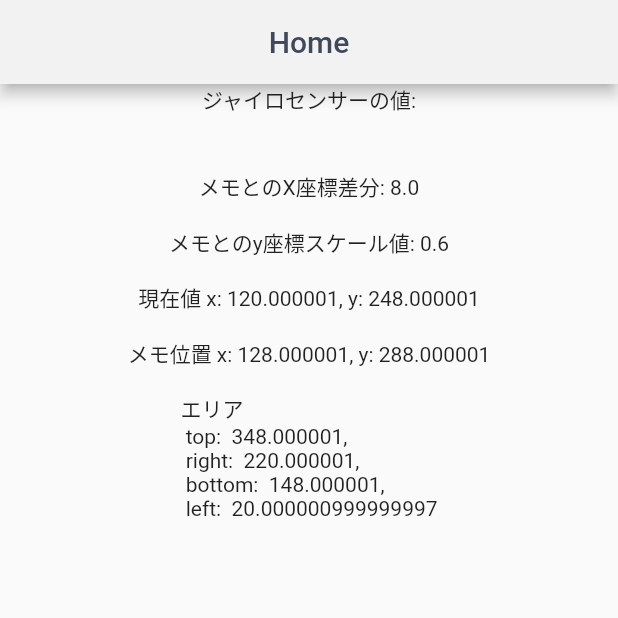
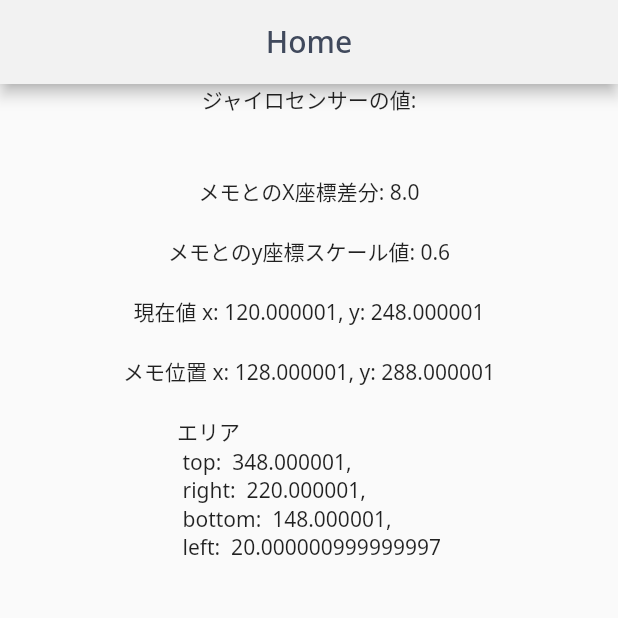
Before and after one commit to miso-memoReal/memorial-frontend, a Flutter app: the screen it shows after launch, on a phone screen of 412 x 824 dp, the top half of it. Run offline on Flutter 3.47's test engine with Material 2 defaults, Android fonts, the phone set to English and light mode, and no system bars; our stand-ins replace camera, flutter_dotenv, permission_handler, sensors_plus; missing offline and left inert: model_viewer_plus.

Commit message:
add main.dartにフォント設定

```diff
--- a/lib/main.dart
+++ b/lib/main.dart
@@ -42,6 +42,7 @@ class MyApp extends StatelessWidget {
       title: AppConstants.appTitle,
       routes: routes,
       theme: ThemeData(
+          fontFamily: 'NotoSans',
           appBarTheme: const AppBarTheme(
               //   // 非表示
               //   elevation: 0.0,
```
